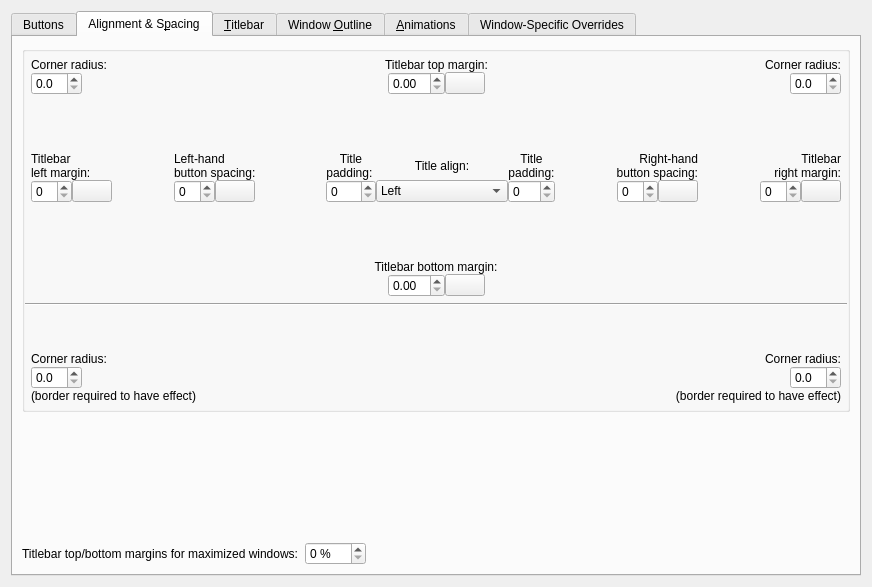
Old version of the form kdecoration/config/ui/breezeconfigurationui.ui in the repository KDE/breeze.
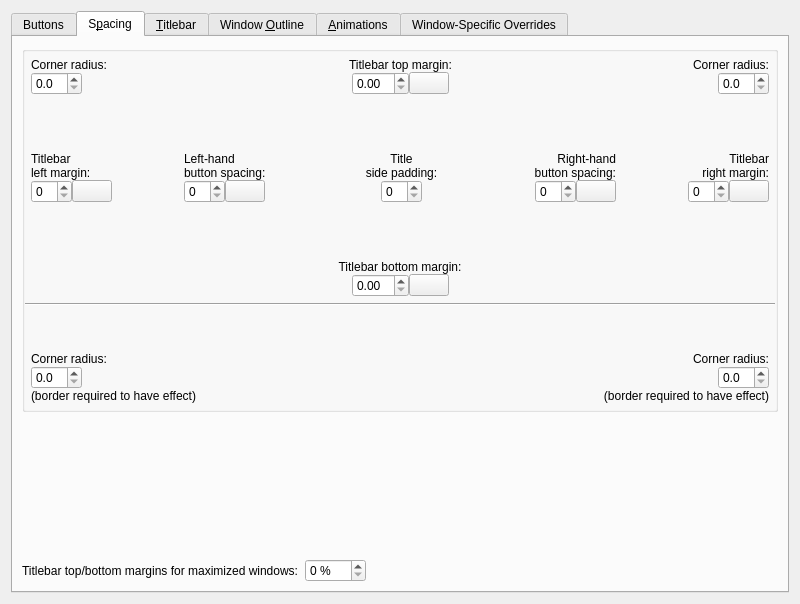
New version of the form. The open tabs and pages were chosen to show the change. Icons and pictures are not drawn. Custom widgets are drawn as their Qt base class.

Commit message:
Update to Full Height Integrated Rounded Rectangle and window decoration kcm
The top margin for a button which is a Full Height Integrated Rounded
Rectangle now is automatically adjusted, dependent on the now
configurable "Bottom padding" setting.

New pop-up dialog for adjusting Full-height buttons.

Changed window decoration configuration dialog to use kcmshell with an
Apply button.

What changed in the file:
```diff
--- a/kdecoration/config/ui/breezeconfigurationui.ui
+++ b/kdecoration/config/ui/breezeconfigurationui.ui
@@ -6,8 +6,8 @@
    <rect>
     <x>0</x>
     <y>0</y>
-    <width>872</width>
-    <height>587</height>
+    <width>800</width>
+    <height>604</height>
    </rect>
   </property>
   <property name="sizePolicy">
@@ -53,7 +53,7 @@
          <property name="sizeHint" stdset="0">
           <size>
            <width>20</width>
-           <height>30</height>
+           <height>20</height>
           </size>
          </property>
         </spacer>
@@ -73,7 +73,7 @@
            </property>
            <property name="sizeHint" stdset="0">
             <size>
-             <width>80</width>
+             <width>60</width>
              <height>20</height>
             </size>
            </property>
@@ -341,7 +341,7 @@
                <item row="0" column="0">
                 <widget class="QLabel" name="label_33">
                  <property name="text">
-                  <string>Scale background: </string>
+                  <string>Scale background shape: </string>
                  </property>
                  <property name="buddy">
                   <cstring>scaleBackgroundPercent</cstring>
@@ -352,8 +352,11 @@
              </item>
             </layout>
            </widget>
-           <widget class="QWidget" name="fullHeightWidths">
-            <layout class="QGridLayout" name="gridLayout_13">
+           <widget class="QWidget" name="fullHeightRectangleOptions">
+            <layout class="QVBoxLayout" name="verticalLayout_10">
+             <property name="spacing">
+              <number>0</number>
+             </property>
              <property name="leftMargin">
               <number>0</number>
              </property>
@@ -366,121 +369,59 @@
              <property name="bottomMargin">
               <number>0</number>
              </property>
-             <item row="2" column="5">
-              <widget class="QLabel" name="label_28">
-               <property name="text">
-                <string>&amp;Right-hand 
-buttons:</string>
+             <item>
+              <widget class="QPushButton" name="fullHeightRectangleSizingButton">
+               <property name="sizePolicy">
+                <sizepolicy hsizetype="Fixed" vsizetype="Fixed">
+                 <horstretch>0</horstretch>
+                 <verstretch>0</verstretch>
+                </sizepolicy>
                </property>
-               <property name="alignment">
-                <set>Qt::AlignRight|Qt::AlignTrailing|Qt::AlignVCenter</set>
-               </property>
-               <property name="buddy">
-                <cstring>fullHeightButtonWidthMarginRight</cstring>
-               </property>
-              </widget>
-             </item>
-             <item row="2" column="2">
-              <spacer name="horizontalSpacer_31">
-               <property name="orientation">
-                <enum>Qt::Horizontal</enum>
-               </property>
-               <property name="sizeType">
-                <enum>QSizePolicy::Fixed</enum>
-               </property>
-               <property name="sizeHint" stdset="0">
-                <size>
-                 <width>10</width>
-                 <height>20</height>
-                </size>
-               </property>
-              </spacer>
-             </item>
-             <item row="2" column="3">
-              <widget class="QPushButton" name="lockFullHeightButtonWidthMargins">
-               <property name="toolTip">
-                <string>Lock to make Left-hand button width margin and Right-hand button width margin have the same value</string>
-               </property>
                <property name="text">
-                <string/>
+                <string>Background shape Width &amp;&amp; Spacing...</string>
                </property>
                <property name="icon">
-                <iconset resource="classikdecoration_config.qrc">
-                 <normaloff>:/classik_config_icons/object-unlocked-symbolic.svg</normaloff>
-                 <normalon>:/classik_config_icons/object-locked-symbolic.svg</normalon>:/classik_config_icons/object-unlocked-symbolic.svg</iconset>
+                <iconset theme="transform-crop-and-resize">
+                 <normaloff>.</normaloff>.</iconset>
                </property>
-               <property name="checkable">
-                <bool>true</bool>
-               </property>
               </widget>
              </item>
-             <item row="2" column="7">
-              <spacer name="horizontalSpacer_32">
-               <property name="orientation">
-                <enum>Qt::Horizontal</enum>
+            </layout>
+           </widget>
+           <widget class="QWidget" name="fullHeightIntegratedRoundedRectangleOptions">
+            <layout class="QVBoxLayout" name="verticalLayout_4">
+             <property name="spacing">
+              <number>0</number>
+             </property>
+             <property name="leftMargin">
+              <number>0</number>
+             </property>
+             <property name="topMargin">
+              <number>0</number>
+             </property>
+             <property name="rightMargin">
+              <number>0</number>
+             </property>
+             <property name="bottomMargin">
+              <number>0</number>
+             </property>
+             <item>
+              <widget class="QPushButton" name="fullHeightIntegratedRoundedRectangleSizingButton">
+               <property name="sizePolicy">
+                <sizepolicy hsizetype="Fixed" vsizetype="Fixed">
+                 <horstretch>0</horstretch>
+                 <verstretch>0</verstretch>
+                </sizepolicy>
                </property>
-               <property name="sizeHint" stdset="0">
-                <size>
-                 <width>5</width>
-                 <height>20</height>
-                </size>
-               </property>
-              </spacer>
-             </item>
-             <item row="2" column="0">
-              <widget class="QLabel" name="label_27">
                <property name="text">
-                <string>&amp;Left-hand 
-buttons:</string>
+                <string>Background shape Width &amp;&amp; Spacing...</string>
                </property>
-               <property name="alignment">
-                <set>Qt::AlignRight|Qt::AlignTrailing|Qt::AlignVCenter</set>
+               <property name="icon">
+                <iconset theme="transform-crop-and-resize">
+                 <normaloff>.</normaloff>.</iconset>
                </property>
-               <property name="buddy">
-                <cstring>fullHeightButtonWidthMarginLeft</cstring>
-               </property>
               </widget>
              </item>
-             <item row="2" column="6">
-              <widget class="QSpinBox" name="fullHeightButtonWidthMarginRight">
-               <property name="maximum">
-                <number>50</number>
-               </property>
-              </widget>
-             </item>
-             <item row="0" column="0" colspan="7">
-              <widget class="QLabel" name="label_29">
-               <property name="text">
-                <string>Width margins:</string>
-               </property>
-               <property name="alignment">
-                <set>Qt::AlignCenter</set>
-               </property>
-              </widget>
-             </item>
-             <item row="2" column="1">
-              <widget class="QSpinBox" name="fullHeightButtonWidthMarginLeft">
-               <property name="maximum">
-                <number>50</number>
-               </property>
-              </widget>
-             </item>
-             <item row="2" column="4">
-              <spacer name="horizontalSpacer_19">
-               <property name="orientation">
-                <enum>Qt::Horizontal</enum>
-               </property>
-               <property name="sizeType">
-                <enum>QSizePolicy::Fixed</enum>
-               </property>
-               <property name="sizeHint" stdset="0">
-                <size>
-                 <width>10</width>
-                 <height>20</height>
-                </size>
-               </property>
-              </spacer>
-             </item>
             </layout>
            </widget>
           </widget>
@@ -861,7 +802,7 @@
            </item>
            <item>
             <property name="text">
-             <string>Icons and highlighted close button</string>
+             <string>Icons and close button's background</string>
             </property>
            </item>
           </widget>
@@ -1055,7 +996,7 @@
      </widget>
      <widget class="QWidget" name="tab_alignment_spacing">
       <attribute name="title">
-       <string>Alignment &amp;&amp; S&amp;pacing</string>
+       <string>S&amp;pacing</string>
       </attribute>
       <layout class="QGridLayout" name="gridLayout_6">
        <item row="0" column="0" colspan="3">
@@ -1284,11 +1225,56 @@
               <property name="verticalSpacing">
                <number>0</number>
               </property>
-              <item row="1" column="6">
-               <spacer name="horizontalSpacer_25">
+              <item row="2" column="18">
+               <widget class="QPushButton" name="lockTitleBarLeftRightMargins_2">
+                <property name="toolTip">
+                 <string>Lock to make Titlebar left margin and Titlebar right margin have the same value</string>
+                </property>
+                <property name="text">
+                 <string/>
+                </property>
+                <property name="icon">
+                 <iconset resource="classikdecoration_config.qrc">
+                  <normaloff>:/classik_config_icons/object-unlocked-symbolic.svg</normaloff>
+                  <normalon>:/classik_config_icons/object-locked-symbolic.svg</normalon>:/classik_config_icons/object-unlocked-symbolic.svg</iconset>
+                </property>
+                <property name="checkable">
+                 <bool>true</bool>
+                </property>
+               </widget>
+              </item>
+              <item row="0" column="16" colspan="3">
+               <widget class="QLabel" name="label_11">
+                <property name="text">
+                 <string>Titlebar
+right margin:</string>
+                </property>
+                <property name="alignment">
+                 <set>Qt::AlignRight|Qt::AlignTrailing|Qt::AlignVCenter</set>
+                </property>
+                <property name="buddy">
+                 <cstring>titlebarRightMargin</cstring>
+                </property>
+               </widget>
+              </item>
+              <item row="2" column="8">
+               <spacer name="horizontalSpacer_19">
                 <property name="orientation">
                  <enum>Qt::Horizontal</enum>
                 </property>
+                <property name="sizeHint" stdset="0">
+                 <size>
+                  <width>40</width>
+                  <height>20</height>
+                 </size>
+                </property>
+               </spacer>
+              </item>
+              <item row="2" column="3">
+               <spacer name="horizontalSpacer_14">
+                <property name="orientation">
+                 <enum>Qt::Horizontal</enum>
+                </property>
                 <property name="sizeType">
                  <enum>QSizePolicy::Expanding</enum>
                 </property>
@@ -1300,6 +1286,55 @@
                 </property>
                </spacer>
               </item>
+              <item row="2" column="12">
+               <spacer name="horizontalSpacer_27">
+                <property name="orientation">
+                 <enum>Qt::Horizontal</enum>
+                </property>
+                <property name="sizeType">
+                 <enum>QSizePolicy::Expanding</enum>
+                </property>
+                <property name="sizeHint" stdset="0">
+                 <size>
+                  <width>20</width>
+                  <height>20</height>
+                 </size>
+                </property>
+               </spacer>
+              </item>
+              <item row="2" column="9">
+               <widget class="QSpinBox" name="titleSidePadding">
+                <property name="sizePolicy">
+                 <sizepolicy hsizetype="Fixed" vsizetype="Fixed">
+                  <horstretch>0</horstretch>
+                  <verstretch>0</verstretch>
+                 </sizepolicy>
+                </property>
+               </widget>
+              </item>
+              <item row="2" column="0">
+               <widget class="QSpinBox" name="titlebarLeftMargin">
+                <property name="minimum">
+                 <number>0</number>
+                </property>
+                <property name="maximum">
+                 <number>30</number>
+                </property>
+               </widget>
+              </item>
+              <item row="2" column="7">
+               <spacer name="horizontalSpacer_6">
+                <property name="orientation">
+                 <enum>Qt::Horizontal</enum>
+                </property>
+                <property name="sizeHint" stdset="0">
+                 <size>
+                  <width>40</width>
+                  <height>20</height>
+                 </size>
+                </property>
+               </spacer>
+              </item>
               <item row="0" column="12" colspan="3">
                <widget class="QLabel" name="label_7">
                 <property name="text">
@@ -1314,6 +1349,80 @@
                 </property>
                </widget>
               </item>
+              <item row="2" column="14">
+               <widget class="QPushButton" name="lockButtonSpacingLeftRight_2">
+                <property name="toolTip">
+                 <string>Lock to make Left-hand button spacing and Right-hand button spacing have the same value</string>
+                </property>
+                <property name="text">
+                 <string/>
+                </property>
+                <property name="icon">
+                 <iconset resource="classikdecoration_config.qrc">
+                  <normaloff>:/classik_config_icons/object-unlocked-symbolic.svg</normaloff>
+                  <normalon>:/classik_config_icons/object-locked-symbolic.svg</normalon>:/classik_config_icons/object-unlocked-symbolic.svg</iconset>
+                </property>
+                <property name="checkable">
+                 <bool>true</bool>
+                </property>
+               </widget>
+              </item>
+              <item row="2" column="13">
+               <widget class="QSpinBox" name="buttonSpacingRight">
+                <property name="suffix">
+                 <string/>
+                </property>
+                <property name="prefix">
+                 <string/>
+                </property>
+                <property name="maximum">
+                 <number>50</number>
+                </property>
+               </widget>
+              </item>
+              <item row="2" column="4">
+               <widget class="QSpinBox" name="buttonSpacingLeft">
+                <property name="suffix">
+                 <string/>
+                </property>
+                <property name="prefix">
+                 <string/>
+                </property>
+                <property name="maximum">
+                 <number>50</number>
+                </property>
+               </widget>
+              </item>
+              <item row="0" column="4" colspan="3">
+               <widget class="QLabel" name="label_8">
+                <property name="text">
+                 <string>Left-hand
+button spacing:</string>
+                </property>
+                <property name="alignment">
+                 <set>Qt::AlignLeading|Qt::AlignLeft|Qt::AlignVCenter</set>
+                </property>
+                <property name="buddy">
+                 <cstring>buttonSpacingLeft</cstring>
+                </property>
+               </widget>
+              </item>
+              <item row="2" column="11">
+               <spacer name="horizontalSpacer_20">
+                <property name="orientation">
+                 <enum>Qt::Horizontal</enum>
+                </property>
+                <property name="sizeType">
+                 <enum>QSizePolicy::Expanding</enum>
+                </property>
+                <property name="sizeHint" stdset="0">
+                 <size>
+                  <width>20</width>
+                  <height>20</height>
+                 </size>
+                </property>
+               </spacer>
+              </item>
               <item row="0" column="0" colspan="3">
                <widget class="QLabel" name="label_10">
                 <property name="text">
@@ -1328,103 +1437,7 @@
                 </property>
                </widget>
               </item>
-              <item row="1" column="3">
-               <spacer name="horizontalSpacer_14">
-                <property name="orientation">
-                 <enum>Qt::Horizontal</enum>
-                </property>
-                <property name="sizeType">
-                 <enum>QSizePolicy::Expanding</enum>
-                </property>
-                <property name="sizeHint" stdset="0">
-                 <size>
-                  <width>20</width>
-                  <height>20</height>
-                 </size>
-                </property>
-               </spacer>
-              </item>
-              <item row="1" column="2">
-               <spacer name="horizontalSpacer_4">
-                <property name="orientation">
-                 <enum>Qt::Horizontal</enum>
-                </property>
-                <property name="sizeHint" stdset="0">
-                 <size>
-                  <width>20</width>
-                  <height>20</height>
-                 </size>
-                </property>
-               </spacer>
-              </item>
-              <item row="1" column="7">
-               <spacer name="horizontalSpacer_6">
-                <property name="orientation">
-                 <enum>Qt::Horizontal</enum>
-                </property>
-                <property name="sizeHint" stdset="0">
-                 <size>
-                  <width>40</width>
-                  <height>20</height>
-                 </size>
-                </property>
-               </spacer>
-              </item>
-              <item row="1" column="1">
-               <widget class="QPushButton" name="lockTitleBarLeftRightMargins">
-                <property name="sizePolicy">
-                 <sizepolicy hsizetype="Fixed" vsizetype="Fixed">
-                  <horstretch>0</horstretch>
-                  <verstretch>0</verstretch>
-                 </sizepolicy>
-                </property>
-                <property name="toolTip">
-                 <string>Lock to make Titlebar left margin and Titlebar right margin have the same value</string>
-                </property>
-                <property name="text">
-                 <string/>
-                </property>
-                <property name="icon">
-                 <iconset resource="classikdecoration_config.qrc">
-                  <normaloff>:/classik_config_icons/object-unlocked-symbolic.svg</normaloff>
-                  <normalon>:/classik_config_icons/object-locked-symbolic.svg</normalon>:/classik_config_icons/object-unlocked-symbolic.svg</iconset>
-                </property>
-                <property name="checkable">
-                 <bool>true</bool>
-                </property>
-               </widget>
-              </item>
-              <item row="0" column="8">
-               <widget class="QLabel" name="label_34">
-                <property name="text">
-                 <string>Title
-padding: </string>
-                </property>
-                <property name="alignment">
-                 <set>Qt::AlignCenter</set>
-                </property>
-                <property name="buddy">
-                 <cstring>titleSidePadding</cstring>
-                </property>
-               </widget>
-              </item>
-              <item row="1" column="16">
-               <spacer name="horizontalSpacer_13">
-                <property name="orientation">
-                 <enum>Qt::Horizontal</enum>
-                </property>
-                <property name="sizeType">
-                 <enum>QSizePolicy::Expanding</enum>
-                </property>
-                <property name="sizeHint" stdset="0">
-                 <size>
-                  <width>20</width>
-                  <height>20</height>
-                 </size>
-                </property>
-               </spacer>
-              </item>
-              <item row="1" column="15">
+              <item row="2" column="15">
                <spacer name="horizontalSpacer_18">
                 <property name="orientation">
                  <enum>Qt::Horizontal</enum>
@@ -1440,14 +1453,23 @@
                 </property>
                </spacer>
               </item>
-              <item row="1" column="8">
-               <widget class="QSpinBox" name="titleSidePadding">
-                <property name="maximum">
-                 <number>30</number>
+              <item row="2" column="16">
+               <spacer name="horizontalSpacer_13">
+                <property name="orientation">
+                 <enum>Qt::Horizontal</enum>
                 </property>
-               </widget>
+                <property name="sizeType">
+                 <enum>QSizePolicy::Expanding</enum>
+                </property>
+                <property name="sizeHint" stdset="0">
+                 <size>
+                  <width>20</width>
+                  <height>20</height>
+                 </size>
+                </property>
+               </spacer>
               </item>
-              <item row="1" column="17">
+              <item row="2" column="17">
                <widget class="QSpinBox" name="titlebarRightMargin">
                 <property name="enabled">
                  <bool>true</bool>
@@ -1460,87 +1482,7 @@
                 </property>
                </widget>
               </item>
-              <item row="0" column="4" colspan="3">
-               <widget class="QLabel" name="label_8">
-                <property name="text">
-                 <string>Left-hand
-button spacing:</string>
-                </property>
-                <property name="alignment">
-                 <set>Qt::AlignLeading|Qt::AlignLeft|Qt::AlignVCenter</set>
-                </property>
-                <property name="buddy">
-                 <cstring>buttonSpacingLeft</cstring>
-                </property>
-               </widget>
-              </item>
-              <item row="0" column="9">
-               <widget class="QLabel" name="label_38">
-                <property name="text">
-                 <string>Title align:</string>
-                </property>
-                <property name="alignment">
-                 <set>Qt::AlignCenter</set>
-                </property>
-                <property name="buddy">
-                 <cstring>titleAlignment</cstring>
-                </property>
-               </widget>
-              </item>
-              <item row="1" column="0">
-               <widget class="QSpinBox" name="titlebarLeftMargin">
-                <property name="minimum">
-                 <number>0</number>
-                </property>
-                <property name="maximum">
-                 <number>30</number>
-                </property>
-               </widget>
-              </item>
-              <item row="1" column="13">
-               <widget class="QSpinBox" name="buttonSpacingRight">
-                <property name="suffix">
-                 <string/>
-                </property>
-                <property name="prefix">
-                 <string/>
-                </property>
-                <property name="maximum">
-                 <number>50</number>
-                </property>
-               </widget>
-              </item>
-              <item row="1" column="11">
-               <spacer name="horizontalSpacer_20">
-                <property name="orientation">
-                 <enum>Qt::Horizontal</enum>
-                </property>
-                <property name="sizeType">
-                 <enum>QSizePolicy::Expanding</enum>
-                </property>
-                <property name="sizeHint" stdset="0">
-                 <size>
-                  <width>20</width>
-                  <height>20</height>
-                 </size>
-                </property>
-               </spacer>
-              </item>
-              <item row="0" column="10">
-               <widget class="QLabel" name="label_3">
-                <property name="text">
-                 <string>Title
-padding:</string>
-                </property>
-                <property name="alignment">
-                 <set>Qt::AlignCenter</set>
-                </property>
-                <property name="buddy">
-                 <cstring>titleSidePadding_2</cstring>
-                </property>
-               </widget>
-              </item>
-              <item row="1" column="5">
+              <item row="2" column="5">
                <widget class="QPushButton" name="lockButtonSpacingLeftRight">
                 <property name="sizePolicy">
                  <sizepolicy hsizetype="Fixed" vsizetype="Fixed">
@@ -1564,42 +1506,8 @@
                 </property>
                </widget>
               </item>
-              <item row="1" column="10">
-               <widget class="QSpinBox" name="titleSidePadding_2"/>
-              </item>
-              <item row="1" column="14">
-               <widget class="QPushButton" name="lockButtonSpacingLeftRight_2">
-                <property name="toolTip">
-                 <string>Lock to make Left-hand button spacing and Right-hand button spacing have the same value</string>
-                </property>
-                <property name="text">
-                 <string/>
-                </property>
-                <property name="icon">
-                 <iconset resource="classikdecoration_config.qrc">
-                  <normaloff>:/classik_config_icons/object-unlocked-symbolic.svg</normaloff>
-                  <normalon>:/classik_config_icons/object-locked-symbolic.svg</normalon>:/classik_config_icons/object-unlocked-symbolic.svg</iconset>
-                </property>
-                <property name="checkable">
-                 <bool>true</bool>
-                </property>
-               </widget>
-              </item>
-              <item row="1" column="4">
-               <widget class="QSpinBox" name="buttonSpacingLeft">
-                <property name="suffix">
-                 <string/>
-                </property>
-                <property name="prefix">
-                 <string/>
-                </property>
-                <property name="maximum">
-                 <number>50</number>
-                </property>
-               </widget>
-              </item>
-              <item row="1" column="12">
-               <spacer name="horizontalSpacer_27">
+              <item row="2" column="6">
+               <spacer name="horizontalSpacer_25">
                 <property name="orientation">
                  <enum>Qt::Horizontal</enum>
                 </property>
@@ -1614,32 +1522,27 @@
                 </property>
                </spacer>
               </item>
-              <item row="1" column="9">
-               <widget class="QComboBox" name="titleAlignment">
-                <item>
-                 <property name="text">
-                  <string>Left</string>
-                 </property>
-                </item>
-                <item>
-                 <property name="text">
-                  <string>Centre</string>
-                 </property>
-                </item>
-                <item>
-                 <property name="text">
-                  <string>Centre (Full Width)</string>
-                 </property>
-                </item>
-                <item>
-                 <property name="text">
-                  <string>Right</string>
-                 </property>
-                </item>
-               </widget>
+              <item row="2" column="2">
+               <spacer name="horizontalSpacer_4">
+                <property name="orientation">
+                 <enum>Qt::Horizontal</enum>
+                </property>
+                <property name="sizeHint" stdset="0">
+                 <size>
+                  <width>20</width>
+                  <height>20</height>
+                 </size>
+                </property>
+               </spacer>
               </item>
-              <item row="1" column="18">
-               <widget class="QPushButton" name="lockTitleBarLeftRightMargins_2">
+              <item row="2" column="1">
+               <widget class="QPushButton" name="lockTitleBarLeftRightMargins">
+                <property name="sizePolicy">
+                 <sizepolicy hsizetype="Fixed" vsizetype="Fixed">
+                  <horstretch>0</horstretch>
+                  <verstretch>0</verstretch>
+                 </sizepolicy>
+                </property>
                 <property name="toolTip">
                  <string>Lock to make Titlebar left margin and Titlebar right margin have the same value</string>
                 </property>
@@ -1656,17 +1559,30 @@
                 </property>
                </widget>
               </item>
-              <item row="0" column="16" colspan="3">
-               <widget class="QLabel" name="label_11">
+              <item row="2" column="10">
+               <spacer name="horizontalSpacer_21">
+                <property name="orientation">
+                 <enum>Qt::Horizontal</enum>
+                </property>
+                <property name="sizeHint" stdset="0">
+                 <size>
+                  <width>40</width>
+                  <height>20</height>
+                 </size>
+                </property>
+               </spacer>
+              </item>
+              <item row="0" column="8" colspan="3">
+               <widget class="QLabel" name="label_3">
                 <property name="text">
-                 <string>Titlebar
-right margin:</string>
+                 <string>Title
+side padding:</string>
                 </property>
                 <property name="alignment">
-                 <set>Qt::AlignRight|Qt::AlignTrailing|Qt::AlignVCenter</set>
+                 <set>Qt::AlignCenter</set>
                 </property>
                 <property name="buddy">
-                 <cstring>titlebarRightMargin</cstring>
+                 <cstring>titleSidePadding</cstring>
                 </property>
                </widget>
               </item>
@@ -2012,6 +1928,44 @@
          </property>
         </spacer>
        </item>
+       <item>
+        <layout class="QFormLayout" name="formLayout_5">
+         <item row="0" column="0">
+          <widget class="QLabel" name="label_27">
+           <property name="text">
+            <string>Title alignment:</string>
+           </property>
+           <property name="buddy">
+            <cstring>titleAlignment</cstring>
+           </property>
+          </widget>
+         </item>
+         <item row="0" column="1">
+          <widget class="QComboBox" name="titleAlignment">
+           <item>
+            <property name="text">
+             <string>Left</string>
+            </property>
+           </item>
+           <item>
+            <property name="text">
+             <string>Centre</string>
+            </property>
+           </item>
+           <item>
+            <property name="text">
+             <string>Centre (Full Width)</string>
+            </property>
+           </item>
+           <item>
+            <property name="text">
+             <string>Right</string>
+            </property>
+           </item>
+          </widget>
+         </item>
+        </layout>
+       </item>
        <item>
         <widget class="QCheckBox" name="drawBackgroundGradient">
          <property name="text">
```
Left out of the diff: 8 changed lines with no effect on the pictures. The commit also changes 11 other files.
